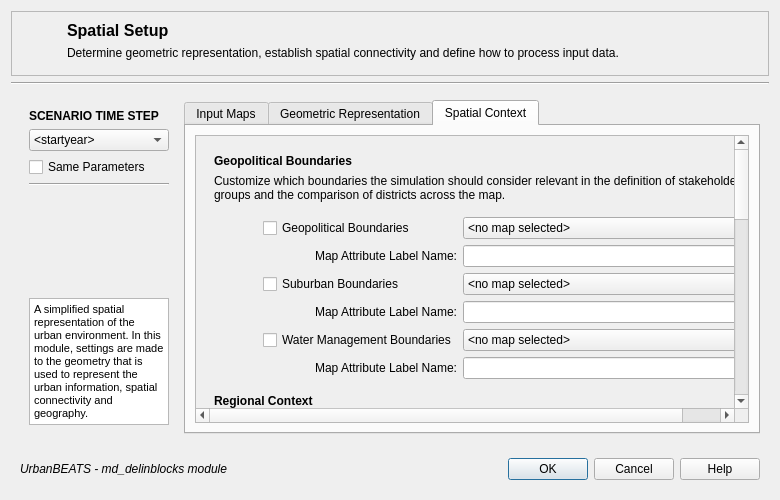
The window that gui/md_delinblocksgui.ui (petermbach/urbanbeats-pss) describes before a commit, drawn with Qt 5.
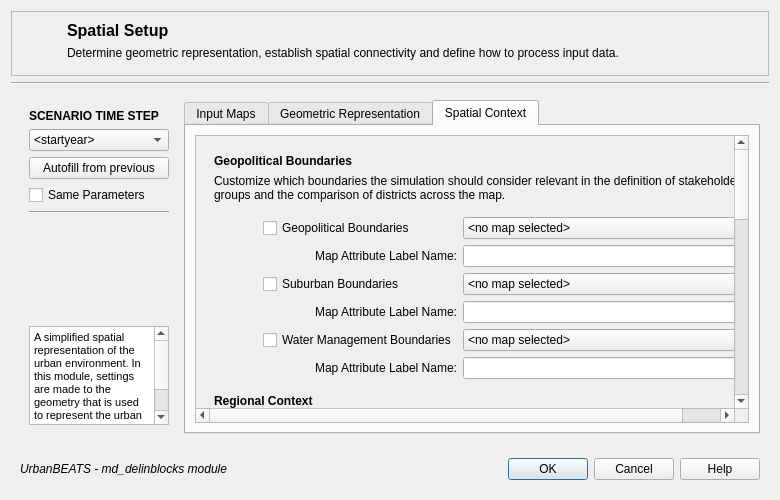
The same window after the commit. The open tabs and pages were chosen to show the change. Icons and pictures are not drawn.

Commit message: Spatial Delineation Module UI changes in preparation for working with multiple class instances.

The edit to the form file:
```diff
--- a/gui/md_delinblocksgui.ui
+++ b/gui/md_delinblocksgui.ui
@@ -131,6 +131,13 @@
            </item>
           </widget>
          </item>
+         <item>
+          <widget class="QPushButton" name="autofillButton">
+           <property name="text">
+            <string>Autofill from previous</string>
+           </property>
+          </widget>
+         </item>
          <item>
           <widget class="QCheckBox" name="same_params">
            <property name="text">
```
Left out of the diff: 6 changed lines with no effect on the pictures. The commit also changes 2 other files.
